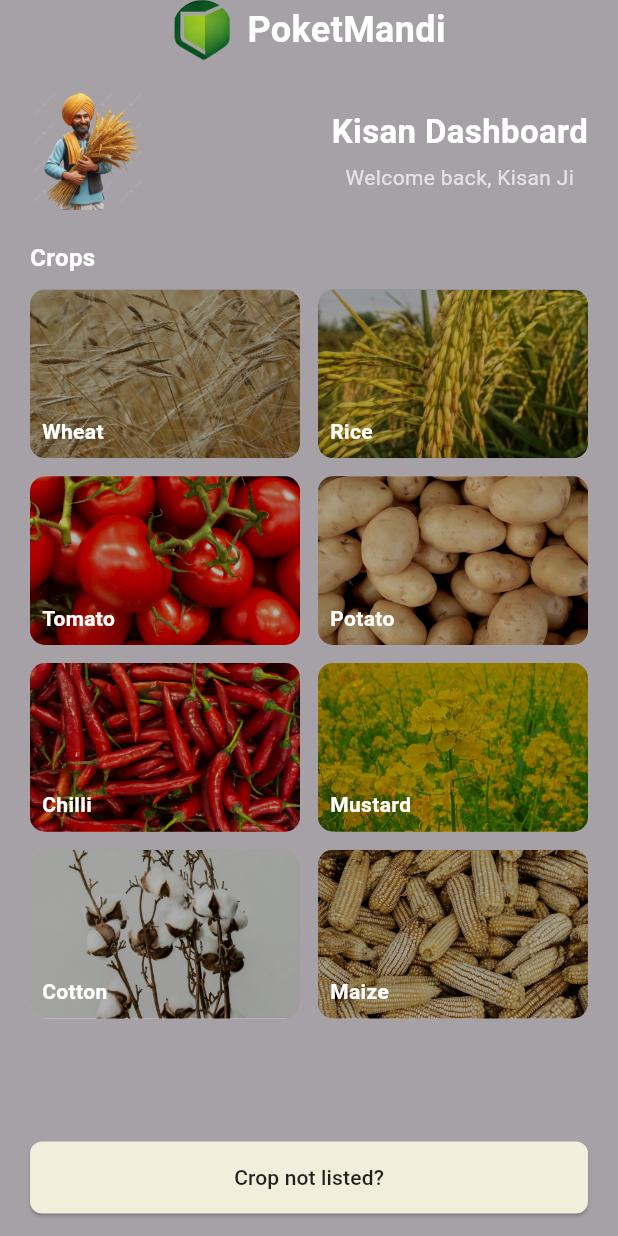
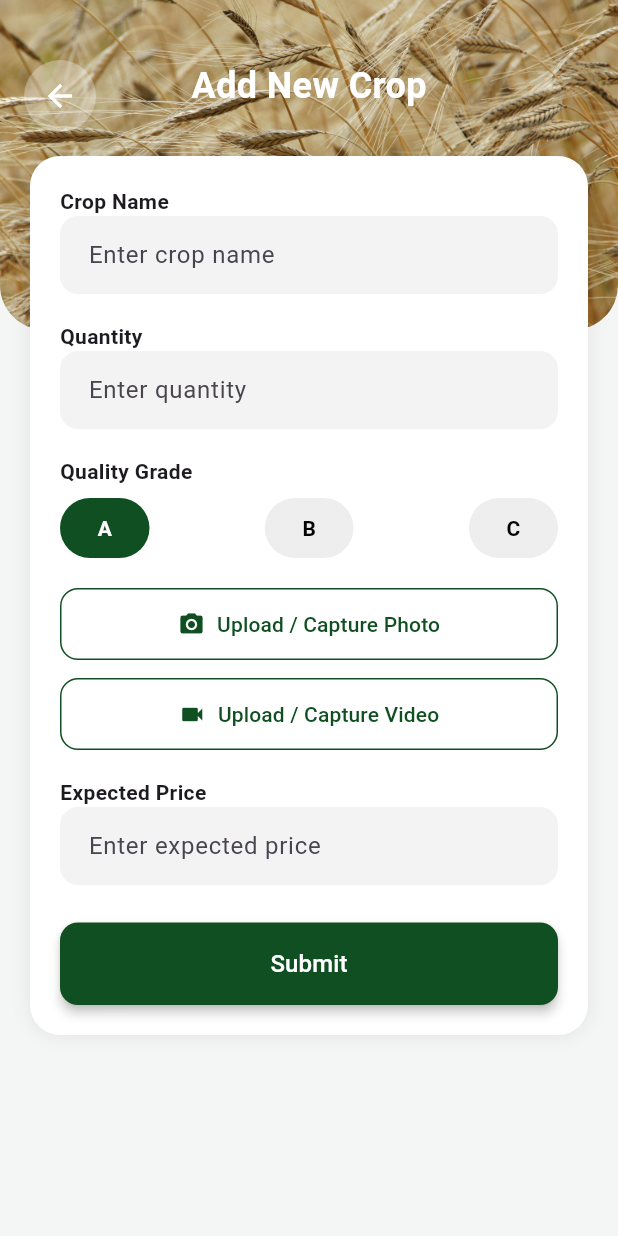
Before and after one commit to PocketMandi/PocketMandi, a Flutter app: the KisanDashboardScreen screen opened directly, after a tap on "Crop not listed?", on a phone screen of 412 x 824 dp. Run offline on Flutter 3.47's test engine with Material 3 defaults, Android fonts, the phone set to English and light mode, and no system bars.

Commit message:
made some more screens

```diff
--- /dev/null
+++ b/lib/screens/kisan/add_new_crop_screen.dart
@@ -0,0 +1,242 @@
+import 'package:flutter/material.dart';
+
+class AddNewCropScreen extends StatefulWidget {
+  const AddNewCropScreen({super.key});
+
+  @override
+  State<AddNewCropScreen> createState() => _AddNewCropScreenState();
+}
+
+class _AddNewCropScreenState extends State<AddNewCropScreen> {
+  String selectedQuality = "A";
+
+  final TextEditingController nameController = TextEditingController();
+  final TextEditingController quantityController = TextEditingController();
+  final TextEditingController priceController = TextEditingController();
+
+  @override
+  Widget build(BuildContext context) {
+    return Scaffold(
+      backgroundColor: const Color(0xFFF4F6F5),
+      body: Stack(
+        children: [
+          /// 🌾 Top Background
+          Container(
+            height: 220,
+            decoration: const BoxDecoration(
+              image: DecorationImage(
+                image: AssetImage("assets/images/login_bg.jpg"),
+                fit: BoxFit.cover,
+              ),
+              borderRadius: BorderRadius.only(
+                bottomLeft: Radius.circular(30),
+                bottomRight: Radius.circular(30),
+              ),
+            ),
+          ),
+
+          Align(
+            alignment: Alignment.topLeft,
+            child: Padding(
+              padding: const EdgeInsets.only(left: 16, top: 40),
+              child: Container(
+                decoration: BoxDecoration(
+                  color: Colors.white.withOpacity(0.3),
+                  shape: BoxShape.circle,
+                ),
+                child: IconButton(
+                  onPressed: () => Navigator.pop(context),
+                  icon: const Icon(Icons.arrow_back, color: Colors.white),
+                ),
+              ),
+            ),
+          ),
+
+          SafeArea(
+            child: SingleChildScrollView(
+              padding: const EdgeInsets.all(20),
+              child: Column(
+                children: [
+                  const SizedBox(height: 20),
+
+                  /// Title
+                  const Text(
+                    "Add New Crop",
+                    style: TextStyle(
+                      fontSize: 24,
+                      fontWeight: FontWeight.bold,
+                      color: Colors.white,
+                    ),
+                  ),
+
+                  const SizedBox(height: 30),
+
+                  /// White Card Container
+                  Container(
+                    padding: const EdgeInsets.all(20),
+                    decoration: BoxDecoration(
+                      color: Colors.white,
+                      borderRadius: BorderRadius.circular(20),
+                      boxShadow: [
+                        BoxShadow(
+                          color: Colors.black.withOpacity(0.08),
+                          blurRadius: 10,
+                        ),
+                      ],
+                    ),
+                    child: Column(
+                      crossAxisAlignment: CrossAxisAlignment.start,
+                      children: [
+                        _buildLabel("Crop Name"),
+                        _buildTextField(nameController, "Enter crop name"),
+
+                        const SizedBox(height: 18),
+
+                        _buildLabel("Quantity"),
+                        _buildTextField(quantityController, "Enter quantity"),
+
+                        const SizedBox(height: 18),
+
+                        _buildLabel("Quality Grade"),
+                        const SizedBox(height: 8),
+
+                        Row(
+                          mainAxisAlignment: MainAxisAlignment.spaceBetween,
+                          children: [
+                            "A",
+                            "B",
+                            "C",
+                          ].map((grade) => _buildQualityChip(grade)).toList(),
+                        ),
+
+                        const SizedBox(height: 20),
+
+                        _buildUploadButton(
+                          "Upload / Capture Photo",
+                          Icons.camera_alt,
+                        ),
+
+                        const SizedBox(height: 12),
+
+                        _buildUploadButton(
+                          "Upload / Capture Video",
+                          Icons.videocam,
+                        ),
+
+                        const SizedBox(height: 18),
+
+                        _buildLabel("Expected Price"),
+                        _buildTextField(
+                          priceController,
+                          "Enter expected price",
+                        ),
+
+                        const SizedBox(height: 25),
+
+                        SizedBox(
+                          width: double.infinity,
+                          child: ElevatedButton(
+                            onPressed: () {},
+                            style: ElevatedButton.styleFrom(
+                              backgroundColor: const Color(0xFF104f22),
+                              padding: const EdgeInsets.symmetric(vertical: 16),
+                              shape: RoundedRectangleBorder(
+                                borderRadius: BorderRadius.circular(12),
+                              ),
+                              elevation: 3,
+                            ),
+                            child: const Text(
+                              "Submit",
+                              style: TextStyle(
+                                fontSize: 16,
+                                color: Colors.white,
+                              ),
+                            ),
+                          ),
+                        ),
+                      ],
+                    ),
+                  ),
+                ],
+              ),
+            ),
+          ),
+        ],
+      ),
+    );
+  }
+
+  /// Label Widget
+  Widget _buildLabel(String text) {
+    return Text(
+      text,
+      style: const TextStyle(fontWeight: FontWeight.w600, fontSize: 14),
+    );
+  }
+
+  /// TextField Widget
+  Widget _buildTextField(TextEditingController controller, String hint) {
+    return TextField(
+      controller: controller,
+      decoration: InputDecoration(
+        hintText: hint,
+        filled: true,
+        fillColor: const Color(0xFFF3F3F3),
+        contentPadding: const EdgeInsets.symmetric(
+          horizontal: 15,
+          vertical: 14,
+        ),
+        border: OutlineInputBorder(
+          borderRadius: BorderRadius.circular(12),
+          borderSide: BorderSide.none,
+        ),
+      ),
+    );
+  }
+
+  /// Quality Chip
+  Widget _buildQualityChip(String grade) {
+    bool isSelected = selectedQuality == grade;
+
+    return GestureDetector(
+      onTap: () {
+        setState(() {
+          selectedQuality = grade;
+        });
+      },
+      child: Container(
+        padding: const EdgeInsets.symmetric(horizontal: 25, vertical: 10),
+        decoration: BoxDecoration(
+          color: isSelected ? const Color(0xFF104f22) : Colors.grey.shade200,
+          borderRadius: BorderRadius.circular(30),
+        ),
+        child: Text(
+          grade,
+          style: TextStyle(
+            color: isSelected ? Colors.white : Colors.black,
+            fontWeight: FontWeight.bold,
+          ),
+        ),
+      ),
+    );
+  }
+
+  /// Upload Button
+  Widget _buildUploadButton(String text, IconData icon) {
+    return SizedBox(
+      width: double.infinity,
+      child: OutlinedButton.icon(
+        onPressed: () {},
+        icon: Icon(icon, color: const Color(0xFF104f22)),
+        label: Text(text, style: const TextStyle(color: Color(0xFF104f22))),
+        style: OutlinedButton.styleFrom(
+          padding: const EdgeInsets.symmetric(vertical: 14),
+          side: const BorderSide(color: Color(0xFF104f22)),
+          shape: RoundedRectangleBorder(
+            borderRadius: BorderRadius.circular(12),
+          ),
+        ),
+      ),
+    );
+  }
+}
--- a/lib/screens/kisan/kisan_dashboard_screen.dart
+++ b/lib/screens/kisan/kisan_dashboard_screen.dart
@@ -1,4 +1,6 @@
 import 'package:flutter/material.dart';
+import 'package:poket_mandi/screens/kisan/add_new_crop_screen.dart';
+import 'package:poket_mandi/screens/kisan/selected_crop_screen.dart';
 
 class KisanDashboardScreen extends StatelessWidget {
   const KisanDashboardScreen({super.key});
@@ -15,25 +17,48 @@ class KisanDashboardScreen extends StatelessWidget {
   ];
 
   @override
+  @override
   Widget build(BuildContext context) {
     return Scaffold(
-      body: Stack(
+      backgroundColor: const Color(0xFFF5F5F5),
+      body: Column(
         children: [
-          // /// 🌾 Background
-          // SizedBox.expand(
-          //   child: Image.asset("assets/images/login_bg.jpg", fit: BoxFit.cover),
-          // ),
+          /// ================= TOP HEADER =================
+          Stack(
+            children: [
+              /// Background Image
+              Container(
+                height: 260,
+                decoration: const BoxDecoration(
+                  image: DecorationImage(
+                    image: AssetImage("assets/images/login_bg.jpg"),
+                    fit: BoxFit.cover,
+                  ),
+                  borderRadius: BorderRadius.only(
+                    bottomLeft: Radius.circular(30),
+                    bottomRight: Radius.circular(30),
+                  ),
+                ),
+              ),
 
-          /// 🌫 Overlay
-          Container(color: Colors.black.withOpacity(0.35)),
+              /// Dark Overlay
+              Container(
+                height: 260,
+                decoration: BoxDecoration(
+                  color: Colors.black.withOpacity(0.35),
+                  borderRadius: const BorderRadius.only(
+                    bottomLeft: Radius.circular(30),
+                    bottomRight: Radius.circular(30),
+                  ),
+                ),
+              ),
 
               SafeArea(
                 child: Padding(
                   padding: const EdgeInsets.symmetric(horizontal: 20),
                   child: Column(
-                crossAxisAlignment: CrossAxisAlignment.start,
                     children: [
-                  /// 🔰 Logo
+                      SizedBox(height: 30),
                       Row(
                         mainAxisAlignment: MainAxisAlignment.center,
                         children: [
@@ -42,14 +67,13 @@ class KisanDashboardScreen extends StatelessWidget {
                               "assets/images/logof.png",
                               width: 40,
                               height: 40,
-                          fit: BoxFit.cover,
                             ),
                           ),
                           const SizedBox(width: 10),
                           const Text(
                             "PoketMandi",
                             style: TextStyle(
-                          fontSize: 24,
+                              fontSize: 22,
                               fontWeight: FontWeight.bold,
                               color: Colors.white,
                             ),
@@ -57,30 +81,32 @@ class KisanDashboardScreen extends StatelessWidget {
                         ],
                       ),
 
-                  const SizedBox(height: 20),
+                      const SizedBox(height: 15),
 
+                      /// Farmer + Text
                       Row(
                         mainAxisAlignment: MainAxisAlignment.spaceBetween,
+                        crossAxisAlignment: CrossAxisAlignment.start,
                         children: [
-                      Image.asset("assets/images/farmer2.png", height: 80),
+                          Image.asset("assets/images/farmer2.png", height: 120),
 
                           Column(
-                        children: [
-                          const Text(
+                            crossAxisAlignment: CrossAxisAlignment.end,
+                            children: const [
+                              const SizedBox(height: 8),
+                              Text(
                                 "Kisan Dashboard",
                                 style: TextStyle(
-                              fontSize: 22,
+                                  fontSize: 25,
                                   fontWeight: FontWeight.bold,
                                   color: Colors.white,
                                 ),
                               ),
-
-                          const SizedBox(height: 5),
-
-                          const Text(
+                              SizedBox(height: 5),
+                              Text(
                                 "Welcome back, Kisan Ji",
                                 style: TextStyle(
-                              fontSize: 14,
+                                  fontSize: 16,
                                   color: Colors.white70,
                                 ),
                               ),
@@ -88,21 +114,37 @@ class KisanDashboardScreen extends StatelessWidget {
                           ),
                         ],
                       ),
+                    ],
+                  ),
+                ),
+              ),
+            ],
+          ),
 
-                  const SizedBox(height: 20),
+          const SizedBox(height: 15),
+
+          /// ================= CROPS SECTION =================
+          Expanded(
+            child: Container(
+              padding: const EdgeInsets.symmetric(horizontal: 20),
+              decoration: const BoxDecoration(
+                color: Colors.white,
+                borderRadius: BorderRadius.only(
+                  topLeft: Radius.circular(25),
+                  topRight: Radius.circular(25),
+                ),
+              ),
+              child: Column(
+                crossAxisAlignment: CrossAxisAlignment.start,
+                children: [
+                  const SizedBox(height: 10),
 
                   const Text(
                     "Crops",
-                    style: TextStyle(
-                      fontSize: 16,
-                      fontWeight: FontWeight.bold,
-                      color: Colors.white,
-                    ),
+                    style: TextStyle(fontSize: 18, fontWeight: FontWeight.bold),
                   ),
 
-                  const SizedBox(height: 10),
-
-                  /// 🌱 Crops Grid
+                  /// Grid
                   Expanded(
                     child: GridView.builder(
                       itemCount: crops.length,
@@ -115,29 +157,37 @@ class KisanDashboardScreen extends StatelessWidget {
                           ),
                       itemBuilder: (context, index) {
                         return _buildCropCard(
+                          context,
                           crops[index]["name"]!,
                           crops[index]["image"]!,
                         );
                       },
                     ),
                   ),
+                  const SizedBox(height: 15),
 
-                  /// Crop Not Listed Button
+                  /// Button
                   SizedBox(
                     width: double.infinity,
                     child: ElevatedButton(
-                      onPressed: () {},
+                      onPressed: () {
+                        Navigator.push(
+                          context,
+                          MaterialPageRoute(
+                            builder: (_) => const AddNewCropScreen(),
+                          ),
+                        );
+                      },
                       style: ElevatedButton.styleFrom(
-                        backgroundColor: const Color(0xFFF2EEDC),
-                        foregroundColor: Colors.black87,
+                        backgroundColor: const Color(0xFF104f22),
                         padding: const EdgeInsets.symmetric(vertical: 14),
                         shape: RoundedRectangleBorder(
-                          borderRadius: BorderRadius.circular(8),
+                          borderRadius: BorderRadius.circular(12),
                         ),
                       ),
                       child: const Text(
                         "Crop not listed?",
-                        style: TextStyle(fontSize: 14),
+                        style: TextStyle(color: Colors.white),
                       ),
                     ),
                   ),
@@ -152,24 +202,50 @@ class KisanDashboardScreen extends StatelessWidget {
     );
   }
 
-  /// 🌾 Crop Card Widget
-  Widget _buildCropCard(String name, String imagePath) {
-    return ClipRRect(
-      borderRadius: BorderRadius.circular(10),
+  Widget _buildCropCard(BuildContext context, String name, String imagePath) {
+    return InkWell(
+      borderRadius: BorderRadius.circular(15),
+      onTap: () {
+        Navigator.push(
+          context,
+          MaterialPageRoute(
+            builder: (_) =>
+                SelectedCropScreen(cropName: name, imagePath: imagePath),
+          ),
+        );
+      },
+      child: Ink(
+        decoration: BoxDecoration(borderRadius: BorderRadius.circular(15)),
         child: Stack(
           children: [
-          Positioned.fill(child: Image.asset(imagePath, fit: BoxFit.cover)),
+            Positioned.fill(
+              child: ClipRRect(
+                borderRadius: BorderRadius.circular(15),
+                child: Image.asset(imagePath, fit: BoxFit.cover),
+              ),
+            ),
 
-          /// Dark overlay
-          Container(color: Colors.black.withOpacity(0.3)),
+            Container(
+              decoration: BoxDecoration(
+                borderRadius: BorderRadius.circular(15),
+                gradient: LinearGradient(
+                  colors: [
+                    Colors.black.withOpacity(0.1),
+                    Colors.black.withOpacity(0.6),
+                  ],
+                  begin: Alignment.topCenter,
+                  end: Alignment.bottomCenter,
+                ),
+              ),
+            ),
 
             Positioned(
-            bottom: 8,
-            left: 8,
+              bottom: 10,
+              left: 12,
               child: Text(
                 name,
                 style: const TextStyle(
-                fontSize: 14,
+                  fontSize: 15,
                   fontWeight: FontWeight.bold,
                   color: Colors.white,
                 ),
@@ -177,6 +253,7 @@ class KisanDashboardScreen extends StatelessWidget {
             ),
           ],
         ),
+      ),
     );
   }
 }
```
Also changed, not shown: lib/screens/kisan/selected_crop_screen.dart (added, +160 -0 lines). Lines whose indentation alone changed are shown as unchanged.
